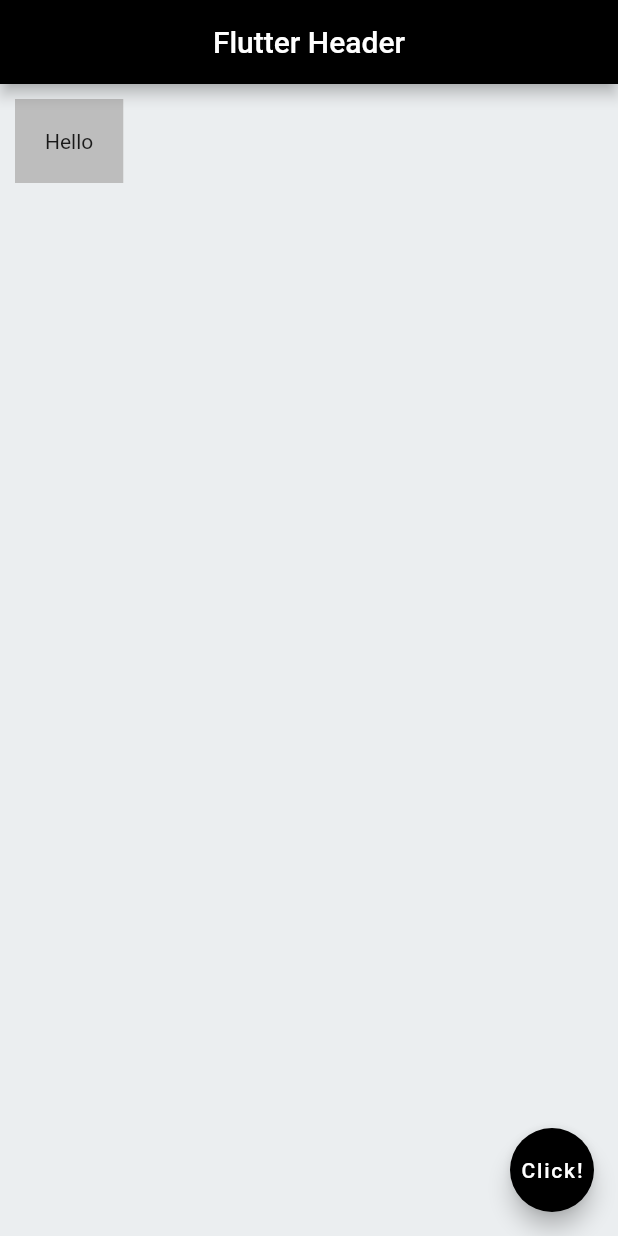
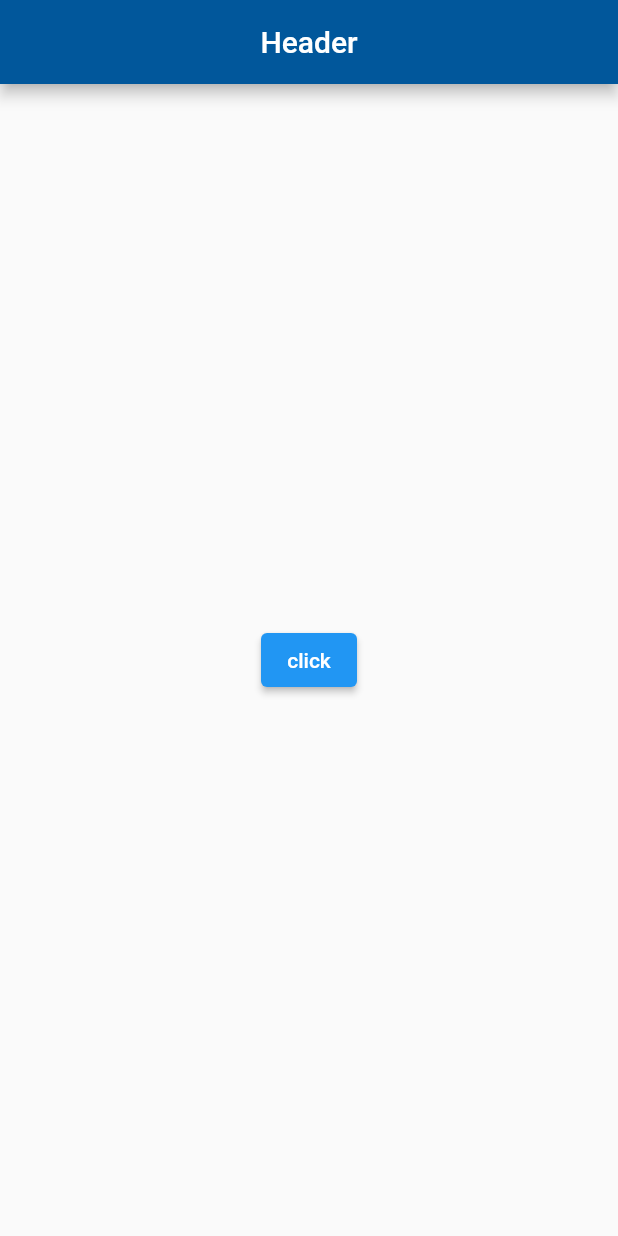
Before and after one commit to Dushani-Ranasinghe/my_first_flutter_app, a Flutter app: the screen it shows after launch, on a phone screen of 412 x 824 dp. Run offline on Flutter 3.47's test engine with Material 2 defaults, Android fonts, the phone set to English and light mode, and no system bars.

Commit message:
changed configuration file, added elevated button

```diff
--- a/analysis_options.yaml
+++ b/analysis_options.yaml
@@ -1,12 +1,3 @@
-# This file configures the analyzer, which statically analyzes Dart code to
-# check for errors, warnings, and lints.
-#
-# The issues identified by the analyzer are surfaced in the UI of Dart-enabled
-# IDEs (https://dart.dev/tools#ides-and-editors). The analyzer can also be
-# invoked from the command line by running `flutter analyze`.
-
-# The following line activates a set of recommended lints for Flutter apps,
-# packages, and plugins designed to encourage good coding practices.
 include: package:flutter_lints/flutter.yaml
 
 linter:
@@ -22,6 +13,12 @@ linter:
   # `// ignore_for_file: name_of_lint` syntax on the line or in the file
   # producing the lint.
   rules:
+    prefer_const_constructors: false
+    prefer_final_fields: false
+    use_key_in_widget_constructors: false
+    prefer_const_literals_to_create_immutables: false
+    prefer_const_constructors_in_immutables: false
+    avoid_print: false
     # avoid_print: false  # Uncomment to disable the `avoid_print` rule
     # prefer_single_quotes: true  # Uncomment to enable the `prefer_single_quotes` rule
 
--- a/lib/main.dart
+++ b/lib/main.dart
@@ -1,33 +1,36 @@
-// ignore_for_file: prefer_const_constructors
-// ignore_for_file: avoid_print
 import 'package:flutter/material.dart';
 
-void main() => runApp(MaterialApp(
-      home: Test(),
-    ));
+void main() => runApp(MyApp());
 
-class Test extends StatelessWidget {
-  const Test({Key? key}) : super(key: key);
-  // Test({super.key});
+class MyApp extends StatelessWidget {
+  const MyApp({super.key});
+
   @override
   Widget build(BuildContext context) {
-    return Scaffold(
-      appBar: AppBar(
-        backgroundColor: Color.fromARGB(255, 0, 0, 0),
-        title: Text('Flutter Header'),
-        centerTitle: true,
-      ),
-      body: Container(
-        padding: EdgeInsets.all(20),
-        margin: EdgeInsets.all(10.0),
-        color: Colors.grey[400],
-        child: Text("Hello"),
-      ),
-      floatingActionButton: FloatingActionButton(
-          backgroundColor: Color.fromARGB(255, 0, 0, 0),
-          child: Text("Click!"),
-          onPressed: () => {}),
-      backgroundColor: Color.fromARGB(255, 235, 238, 240),
-    );
+    return MaterialApp(
+        // remove debug banner
+        debugShowMaterialGrid: false,
+        //this is home widget
+        home: Scaffold(
+          appBar: AppBar(
+            backgroundColor: Colors.lightBlue[900],
+            title: Text("Header"),
+            centerTitle: true,
+          ),
+          body: Container(
+            height: MediaQuery.of(context).size.height,
+            width: MediaQuery.of(context).size.width,
+            child: Column(
+              mainAxisAlignment: MainAxisAlignment.center,
+              crossAxisAlignment: CrossAxisAlignment.center,
+              children: [
+                ElevatedButton(
+                  onPressed: () => {},
+                  child: Text("click"),
+                ),
+              ],
+            ),
+          ),
+        ));
   }
 }
```
Also changed, not shown: pubspec.yaml (+0 -31 lines).
